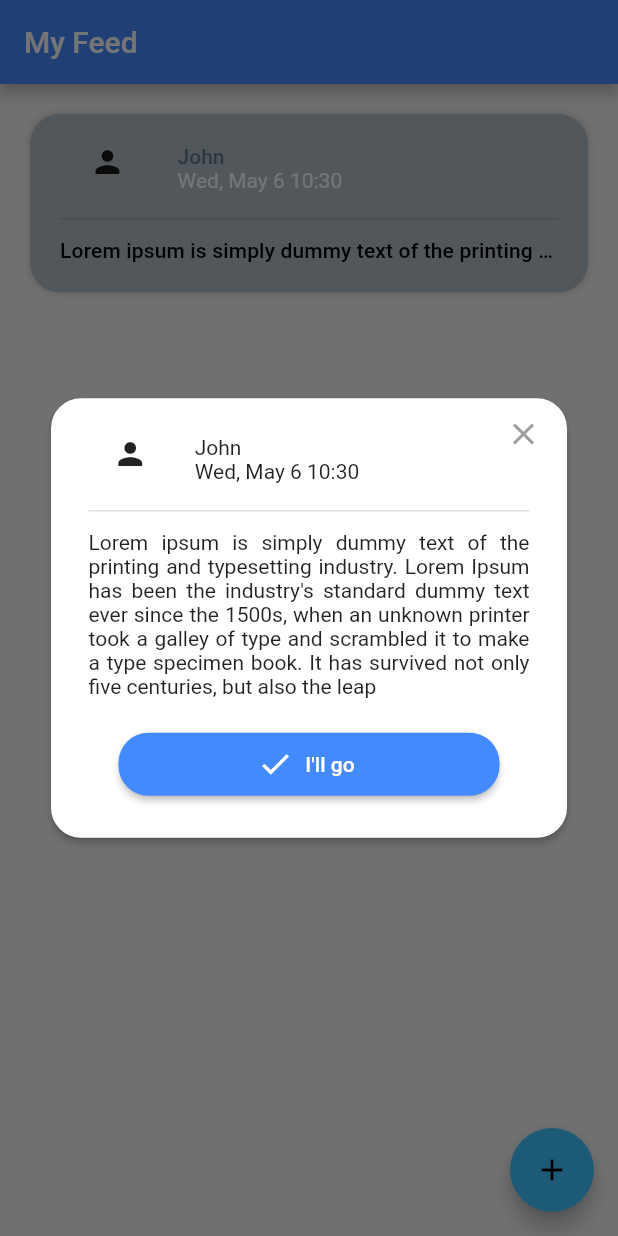
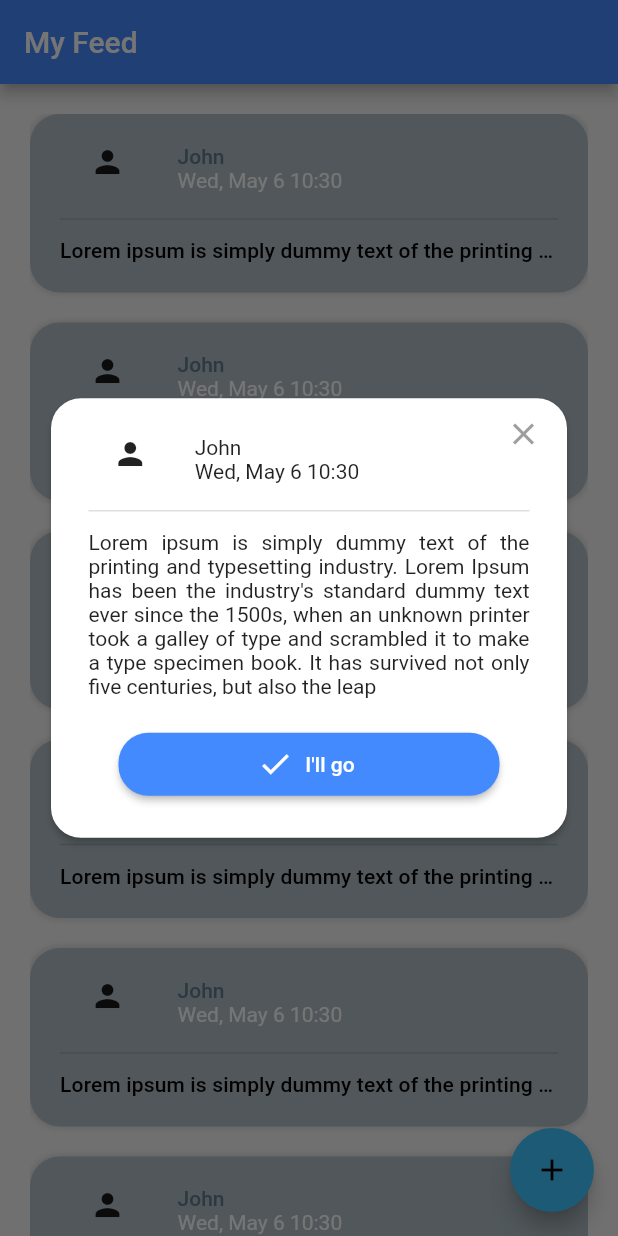
Before and after one commit to Libranner/feed_app, a Flutter app: the screen it shows after launch, after a tap on "John", on a phone screen of 412 x 824 dp. Run offline on Flutter 3.47's test engine with Material 2 defaults, Android fonts, the phone set to English and light mode, and no system bars; our stand-ins replace bloc, datetime_picker_formfield, equatable, flutter_bloc.

Commit message:
Add const for feed dummy content

```diff
--- a/lib/screens/feed_screen.dart
+++ b/lib/screens/feed_screen.dart
@@ -208,6 +208,7 @@ class _FeedScreenState extends State<FeedScreen> {
 }
 
 class FeedTestRepository implements FeedRepository {
+  final _defaultActivititesNumber = 50;
   final feed = Feed(activities: []);
   @override
   Future<Feed> getFeed() async {
@@ -216,7 +217,7 @@ class FeedTestRepository implements FeedRepository {
     }
 
     await Future.delayed(Duration(seconds: 2));
-    final activities = List.generate(1, (id) {
+    final activities = List.generate(_defaultActivititesNumber, (id) {
       return Activity(
         id: Uuid().v1(),
         who: "John",
```
